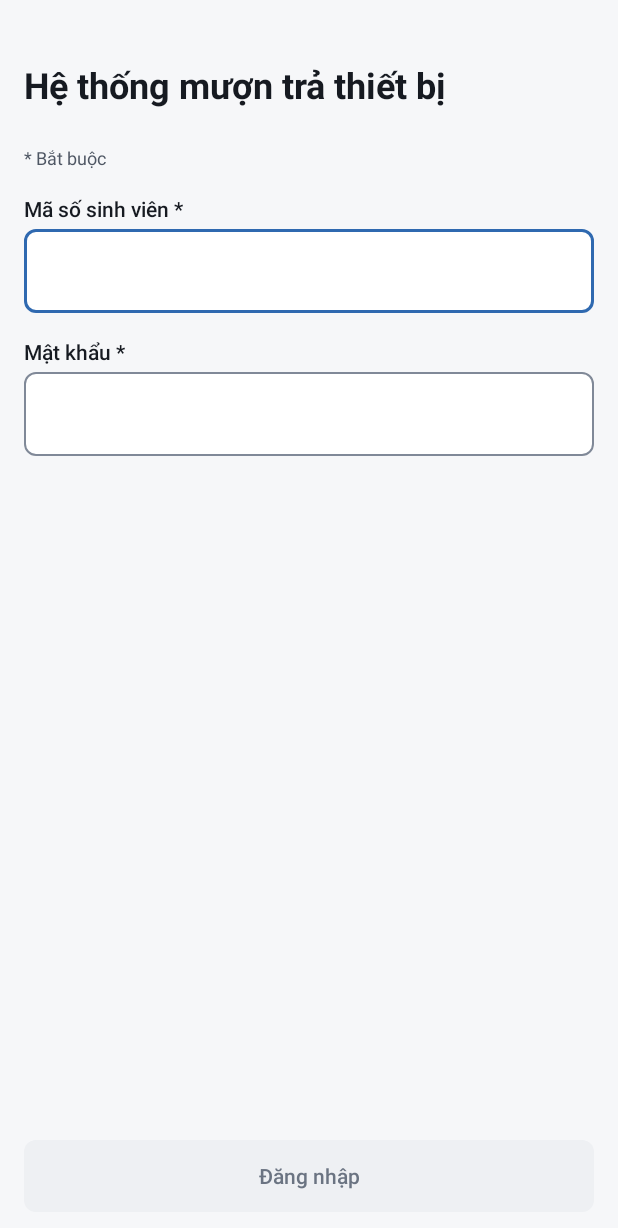
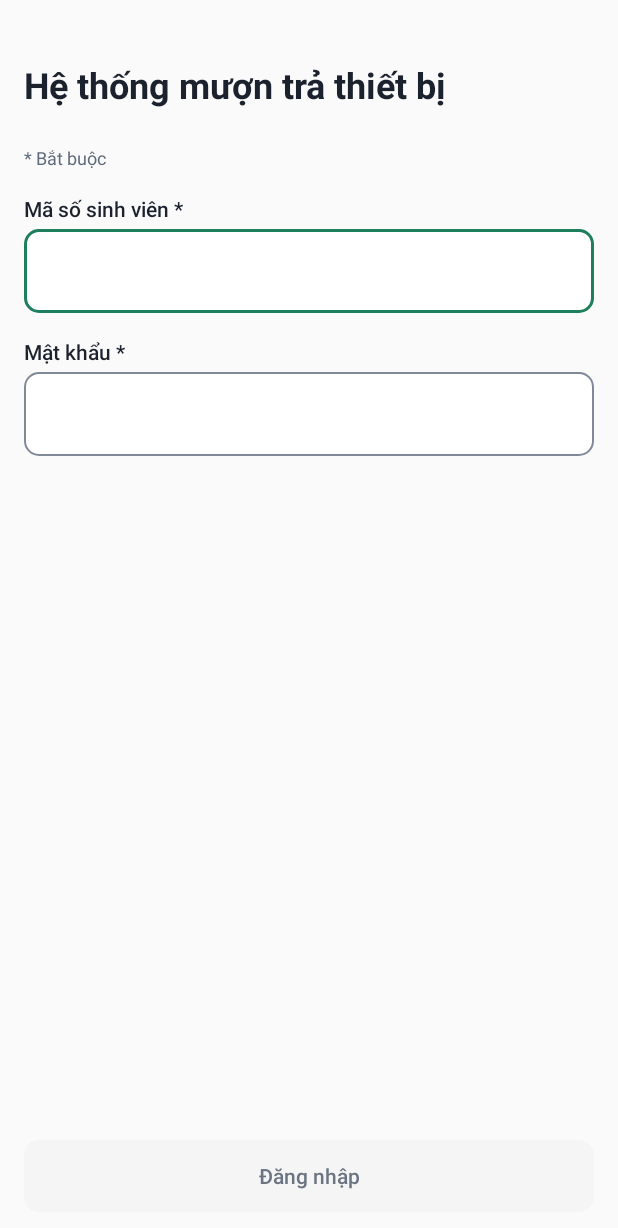
Before and after one commit to dl1803/student-equipment-management, an Android app: the screen it shows after launch (MainActivity), on a phone screen of 412 x 824 dp. Shown: the top 1228 px of the screen. Run offline under Robolectric (Android 15) with nearby library versions, the phone set to English and light mode, and no system bars; pictures from the network do not load; 3 statements that could not run were skipped.

Commit message:
chore(android): cập nhật token màu và bo góc theo ĐX-DS-17

```diff
--- a/frontend/android/app/src/main/res/values/ds_colors.xml
+++ b/frontend/android/app/src/main/res/values/ds_colors.xml
@@ -11,24 +11,35 @@
 -->
 <resources>
 
-    <!-- Lớp nguyên thủy (DS 4.1): xám trung tính, xanh dương, xanh lá, hổ phách, đỏ. -->
+    <!-- Lớp nguyên thủy (DS 4.1; ĐX-DS-17): xám trung tính, xanh chanh (màu nhấn), xanh lá đậm (liên
+         kết, tiêu điểm), xanh dương (tông info), xanh lá, hổ phách, đỏ. -->
     <color name="ds_color_gray_0">#FFFFFF</color>
-    <color name="ds_color_gray_50">#F6F7F9</color>
-    <color name="ds_color_gray_100">#EEF0F3</color>
-    <color name="ds_color_gray_200">#E1E4E9</color>
+    <color name="ds_color_gray_50">#FAFAFA</color>
+    <color name="ds_color_gray_100">#F5F5F5</color>
+    <color name="ds_color_gray_200">#E9EBEE</color>
     <color name="ds_color_gray_300">#CBD0D8</color>
     <color name="ds_color_gray_400">#808998</color>
     <color name="ds_color_gray_500">#6B7482</color>
-    <color name="ds_color_gray_600">#4F5764</color>
+    <color name="ds_color_gray_600">#5F6B7A</color>
     <color name="ds_color_gray_700">#3A414D</color>
-    <color name="ds_color_gray_900">#161A21</color>
+    <color name="ds_color_gray_900">#1B212D</color>
+
+    <color name="ds_color_lime_50">#F3FBDD</color>
+    <color name="ds_color_lime_100">#E7F7C3</color>
+    <color name="ds_color_lime_400">#C8EE44</color>
+    <color name="ds_color_lime_500">#BCE236</color>
+    <color name="ds_color_lime_600">#AED42A</color>
+
+    <color name="ds_color_emerald_50">#E8F5EF</color>
+    <color name="ds_color_emerald_100">#CDEBDD</color>
+    <color name="ds_color_emerald_600">#1E7F5C</color>
+    <color name="ds_color_emerald_700">#197050</color>
+    <color name="ds_color_emerald_800">#15603F</color>
 
     <color name="ds_color_blue_50">#EEF4FB</color>
     <color name="ds_color_blue_100">#D6E4F5</color>
-    <color name="ds_color_blue_500">#2F69B0</color>
     <color name="ds_color_blue_600">#1F5499</color>
     <color name="ds_color_blue_700">#184380</color>
-    <color name="ds_color_blue_800">#133466</color>
 
     <color name="ds_color_green_50">#E7F5EC</color>
 
@@ -56,8 +67,8 @@
     <color name="ds_color_red_800">#7F1818</color>
 
     <!-- Độ mờ (DS Phụ lục C, định dạng ARGB): lớp che và hiệu ứng gợn khi chạm. -->
-    <color name="ds_color_overlay_scrim">#80161A21</color>
-    <color name="ds_color_overlay_pressed">#1F161A21</color>
+    <color name="ds_color_overlay_scrim">#801B212D</color>
+    <color name="ds_color_overlay_pressed">#1F1B212D</color>
 
     <!-- Lớp ngữ nghĩa (DS 5.1). -->
     <color name="ds_color_text_primary">@color/ds_color_gray_900</color>
@@ -65,25 +76,26 @@
     <color name="ds_color_text_placeholder">@color/ds_color_gray_500</color>
     <color name="ds_color_text_disabled">@color/ds_color_gray_500</color>
     <color name="ds_color_text_inverse">@color/ds_color_gray_0</color>
-    <color name="ds_color_text_link">@color/ds_color_blue_700</color>
+    <color name="ds_color_text_link">@color/ds_color_emerald_700</color>
 
     <color name="ds_color_surface_default">@color/ds_color_gray_0</color>
     <color name="ds_color_surface_subtle">@color/ds_color_gray_50</color>
     <color name="ds_color_surface_muted">@color/ds_color_gray_100</color>
-    <color name="ds_color_surface_selected">@color/ds_color_blue_50</color>
+    <color name="ds_color_surface_selected">@color/ds_color_lime_50</color>
 
     <color name="ds_color_border_subtle">@color/ds_color_gray_200</color>
     <color name="ds_color_border_control">@color/ds_color_gray_400</color>
-    <color name="ds_color_border_selected">@color/ds_color_blue_600</color>
+    <color name="ds_color_border_selected">@color/ds_color_emerald_600</color>
     <color name="ds_color_border_error">@color/ds_color_red_600</color>
 
-    <color name="ds_color_focus_ring">@color/ds_color_blue_500</color>
-    <color name="ds_color_nav_indicator">@color/ds_color_blue_100</color>
-    <color name="ds_color_progress_indicator">@color/ds_color_blue_600</color>
+    <color name="ds_color_focus_ring">@color/ds_color_emerald_600</color>
+    <color name="ds_color_nav_indicator">@color/ds_color_lime_100</color>
+    <color name="ds_color_progress_indicator">@color/ds_color_emerald_600</color>
     <color name="ds_color_progress_track">@color/ds_color_gray_200</color>
 
-    <color name="ds_color_action_primary_bg">@color/ds_color_blue_600</color>
-    <color name="ds_color_action_primary_text">@color/ds_color_gray_0</color>
+    <!-- Nút chính: nền chanh, chữ tối (12,11:1); chanh không bao giờ đi với chữ trắng (ĐX-DS-03). -->
+    <color name="ds_color_action_primary_bg">@color/ds_color_lime_400</color>
+    <color name="ds_color_action_primary_text">@color/ds_color_gray_900</color>
     <color name="ds_color_action_destructive_bg">@color/ds_color_red_600</color>
     <color name="ds_color_action_destructive_text">@color/ds_color_gray_0</color>
     <color name="ds_color_action_secondary_bg">@color/ds_color_gray_0</color>
--- a/frontend/android/app/src/main/res/values/ds_dimens.xml
+++ b/frontend/android/app/src/main/res/values/ds_dimens.xml
@@ -14,12 +14,13 @@
     <dimen name="ds_space_3">12dp</dimen>
     <dimen name="ds_space_4">16dp</dimen>
     <dimen name="ds_space_6">24dp</dimen>
+    <dimen name="ds_space_8">32dp</dimen>
     <dimen name="ds_space_12">48dp</dimen>
 
     <!-- Bo góc và viền (DS 4.4), dp. -->
-    <dimen name="ds_radius_sm">4dp</dimen>
-    <dimen name="ds_radius_md">8dp</dimen>
-    <dimen name="ds_radius_lg">12dp</dimen>
+    <dimen name="ds_radius_sm">6dp</dimen>
+    <dimen name="ds_radius_md">10dp</dimen>
+    <dimen name="ds_radius_lg">16dp</dimen>
     <dimen name="ds_radius_full">9999dp</dimen>
     <dimen name="ds_border_width_default">1dp</dimen>
     <dimen name="ds_border_width_strong">2dp</dimen>
```
Also changed, not shown: 1 other file.
